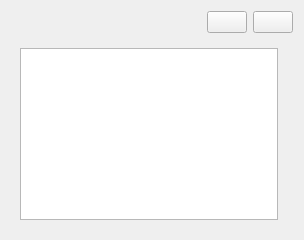
WangPengZhan/sVanilla, file sVanilla/src/ClientUi/VideoList/VideoWidget.ui: the form before one commit.
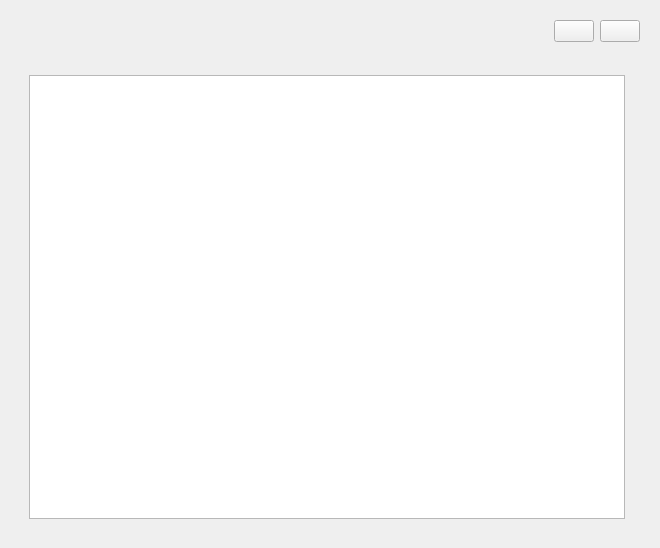
The form after the commit. Custom widgets are drawn as their Qt base class.

Commit message: style(client): organize resource folders; fix the problem of layout dangling in UI files; add stylesheets to VideoList

Patch:
```diff
--- a/sVanilla/src/ClientUi/VideoList/VideoWidget.ui
+++ b/sVanilla/src/ClientUi/VideoList/VideoWidget.ui
@@ -6,13 +6,14 @@
    <rect>
     <x>0</x>
     <y>0</y>
-    <width>304</width>
-    <height>240</height>
+    <width>660</width>
+    <height>548</height>
    </rect>
   </property>
   <layout class="QVBoxLayout" name="verticalLayout">
    <item>
-    <layout class="QHBoxLayout" name="SwitchBtnLayout">
+    <widget class="QWidget" name="SwitchBtnWidget" native="true">
+     <layout class="QHBoxLayout" name="horizontalLayout_2">
      <item>
       <spacer name="horizontalSpacer">
        <property name="orientation">
@@ -31,6 +32,9 @@
        <property name="text">
         <string/>
        </property>
+        <property name="checkable">
+         <bool>false</bool>
+        </property>
       </widget>
      </item>
      <item>
@@ -41,9 +45,11 @@
       </widget>
      </item>
     </layout>
+    </widget>
    </item>
    <item>
-    <layout class="QHBoxLayout" name="VideoLayout">
+    <widget class="QWidget" name="VideoLayoutWidget" native="true">
+     <layout class="QHBoxLayout" name="horizontalLayout_3">
      <item>
       <widget class="QStackedWidget" name="VideoStackedPage">
        <widget class="QWidget" name="VideoTab">
@@ -74,6 +80,7 @@
       <widget class="::VideoDetailWidget" name="VideoDetailWidget" native="true"/>
      </item>
     </layout>
+    </widget>
    </item>
   </layout>
  </widget>
```
Left out of the diff: 8 changed lines with no effect on the pictures. Lines whose indentation alone changed are shown as unchanged. The commit also changes 50 other files.
